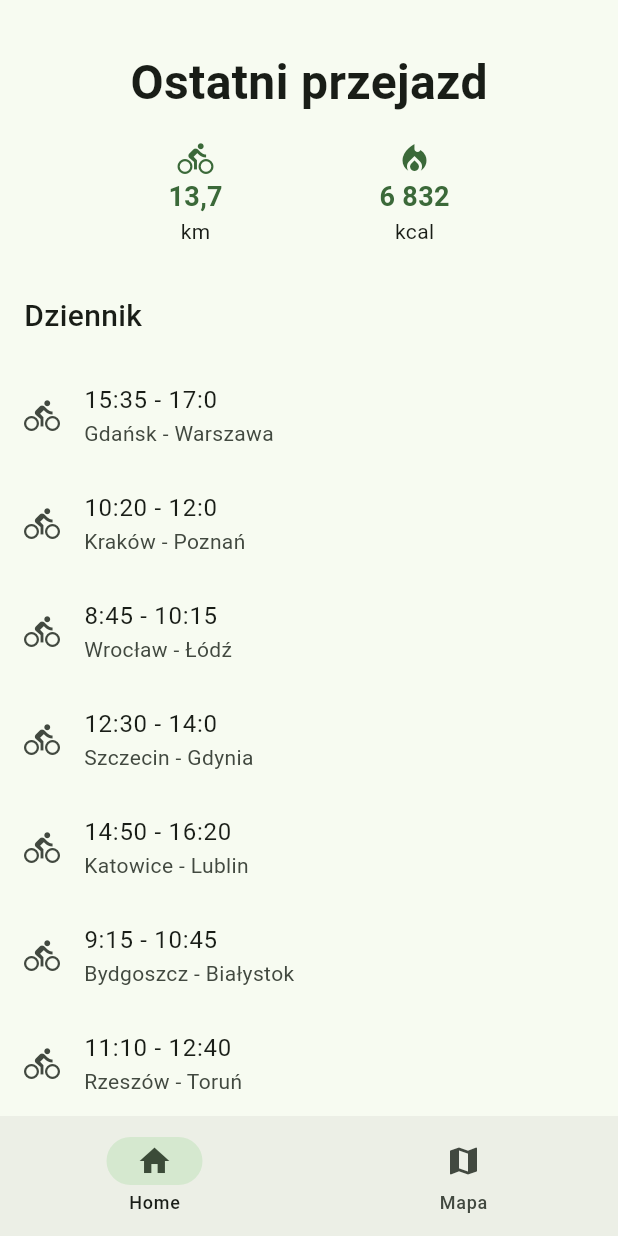
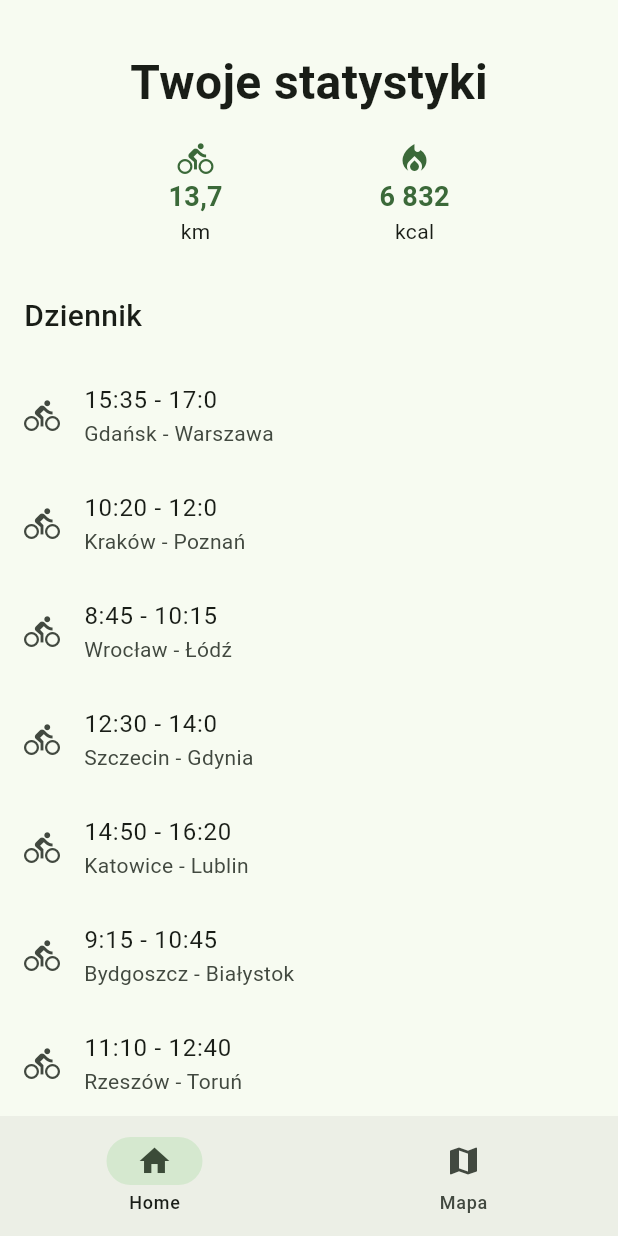
Before and after one commit to Dziero/CzystaTrasa, a Flutter app: the screen it shows after launch, on a phone screen of 412 x 824 dp. Run offline on Flutter 3.47's test engine with Material 3 defaults, Android fonts, the phone set to English and light mode, and no system bars; our stand-ins replace flutter_dotenv, geocoding, google_maps_flutter, location, permission_handler.

Commit message:
update heading text

```diff
--- a/lib/screens/main/pages/home.dart
+++ b/lib/screens/main/pages/home.dart
@@ -115,7 +115,7 @@ class HomePage extends StatelessWidget {
         children: [
           const SizedBox(height: 32),
           const Text(
-            "Ostatni przejazd",
+            "Twoje statystyki",
             style: TextStyle(fontSize: 32, fontWeight: FontWeight.bold),
           ),
           const SizedBox(height: 16),
```
